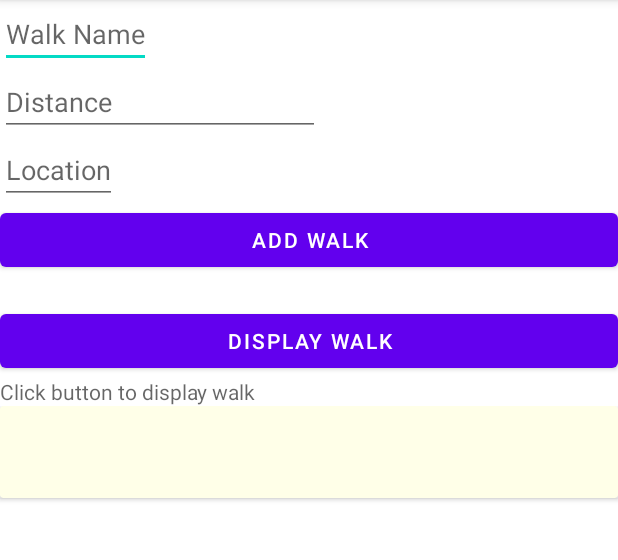
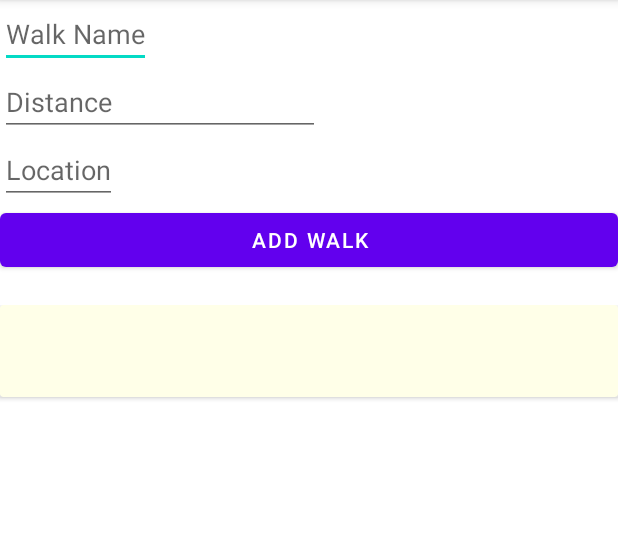
Before and after one commit to blondeni1981/highsteppers, an Android app: the MainActivity screen opened directly, with no data from a screen before it, after a tap on "ADD WALK", on a phone screen of 412 x 824 dp, the part 84-644 px from its top. Run offline under Robolectric (Android 15) with nearby library versions, the light colour scheme and no system bars; our stand-ins replace Firebase (no records; nobody signed in at launch, a user with empty details on screens opened directly).

Commit message:
More Comments, eliminated unused testing statements. Replaced hard-coded Neil Walks in FireStore connection with userWalk variable that CRUDs to the logged in user.

```diff
--- a/app/src/main/java/com/hfad/firebaselogin/activities/MainActivity.kt
+++ b/app/src/main/java/com/hfad/firebaselogin/activities/MainActivity.kt
@@ -4,40 +4,37 @@ package com.hfad.firebaselogin.activities
 import android.content.Intent
 import androidx.appcompat.app.AppCompatActivity
 import android.os.Bundle
-import android.os.Parcelable
-import android.provider.SyncStateContract
 import android.util.Log
-import android.view.View
 import android.widget.Toast
 import androidx.recyclerview.widget.ItemTouchHelper
 import androidx.recyclerview.widget.LinearLayoutManager
 import androidx.recyclerview.widget.RecyclerView
-import com.google.android.material.internal.ContextUtils.getActivity
-import com.google.api.Distribution
 import com.google.firebase.auth.FirebaseAuth
 import com.google.firebase.firestore.*
-import com.google.firebase.firestore.auth.User
 
 import com.google.firebase.firestore.ktx.firestore
 import com.google.firebase.firestore.ktx.toObject
 import com.google.firebase.ktx.Firebase
 import com.hfad.firebaselogin.R
-import com.hfad.firebaselogin.firebase.FirestoreClass
 import com.hfad.firebaselogin.models.Walk
 import com.hfad.firebaselogin.utils.Constants
 import kotlinx.android.synthetic.main.activity_main.*
-import java.time.LocalDateTime
-import java.time.LocalDateTime.now
 import java.util.*
 import kotlin.collections.ArrayList
 
 class MainActivity : AppCompatActivity() {
-    val db = Firebase.firestore
-    var CollectionReference = db.collection(Constants.USERS)
+
+    val db = Firebase.firestore //Instantiate an instance of a FireStore
+    var CollectionReference = db.collection(Constants.USERS) //Points to the users collection
     private lateinit var someHolder: String
     private lateinit var auth: FirebaseAuth
-    val a = FirebaseAuth.getInstance().currentUser!!.uid
+    val loggedInUser = FirebaseAuth.getInstance().currentUser!!.uid //get the currently logged in userID
+    //variable for the user SubCollection walks, making sure it links up with the currently logged in User
+    var userWalks=FirebaseAuth.getInstance().currentUser!!.email+" Walks"
+    //DisplayWalks goes up to FireStore to get the User's Walks, return it in an ArrayList
     var myWalks = DisplayWalks()
+    //Create an instance of WalksAdapter, pass in ArrayList & a CallBack function, for itemClick Events
+    //The WalksAdapter is the RecyclerView Adapter, its the engine that powers the RecyclerView
     private val adapter = WalksAdapter(myWalks) { partItem: Walk ->
         partItemClicked(
                 partItem
@@ -48,28 +45,28 @@ class MainActivity : AppCompatActivity() {
         super.onCreate(savedInstanceState)
         setContentView(R.layout.activity_main)
 
+        //Pointing to RV in XML, then attaching the RV adapter from WalksAdapter class to it
         recyclerView.adapter = adapter
+        //Choosing which layout manager we want, grid/linear
         recyclerView.layoutManager = LinearLayoutManager(this@MainActivity)
 
-        val a = FirebaseAuth.getInstance().currentUser!!.uid
-        auth = FirebaseAuth.getInstance()
-        val query = db.collection(Constants.USERS).document(a)
-        query.get().addOnSuccessListener { document ->
-            if (document != null) {
-                Log.d("Found It", "Document Data: ${document.data}")
-                displayGet.text = document.getString("name")
-            } else {
-                Log.d("Didn't get it", "Failed to get document")
-            }
-        }
+//      Below was a read from FireStore for testing purposes
+
+//        val query = db.collection(Constants.USERS).document(a)
+//        query.get().addOnSuccessListener { document ->
+//            if (document != null) {
+//                Log.d("Found It", "Document Data: ${document.data}")
+//                displayGet.text = document.getString("name")
+//            } else {
+//                Log.d("Didn't get it", "Failed to get document")
+//            }
+//        }
+
+        //Button that calls addWalk when clicked
         buttonDatePicker.setOnClickListener {
-
             addWalk()
         }
-        buttonDisplay.setOnClickListener {
-            DisplayWalks()
-        }
-
+        //THIS IS FOR SWIPE TO DELETE
         //ItemTouchHelper(ITH) is a companion class to RecyclerView, must provide an ITH Callback
         //object which dictates the types of touches to respond to and what to do in each case
         val itemTouchHelperCallback = object : ItemTouchHelper.SimpleCallback(0, ItemTouchHelper.LEFT or ItemTouchHelper.RIGHT) {
@@ -79,23 +76,19 @@ class MainActivity : AppCompatActivity() {
             }
 
             override fun onSwiped(viewHolder: RecyclerView.ViewHolder, direction: Int) {
+                //Calls method in WalksAdapter passing the view that  was swiped (to be deleted)
                 var deleted = adapter.removeItem(viewHolder)
                 Log.d("Walk Deleted", "$deleted")
-                deleteWalk(deleted)
+                //The walk is now deleted from  local ArrayList, now it must be deleted from FireStore
+                deleteWalk(deleted) //passing the deleted walkID to FireStore so it knows what to delete
             }
 
         }
+        //Create a variable of type ITH, must pass in the SimpleCall back object we created above
         val itemTouchHelper = ItemTouchHelper(itemTouchHelperCallback)
+        //Attach the the ITH variable to our RecyclerView
         itemTouchHelper.attachToRecyclerView(recyclerView)
-//        recyclerView.apply {
-//            //DisplayWalks()
-//            layoutManager = LinearLayoutManager(this@MainActivity)
-//            adapter =  WalksAdapter(myWalks) {partItem:Walk ->
-//                partItemClicked(
-//                        partItem
-//                )
-//            }
-//        }
+
 
     }
 
@@ -106,36 +99,40 @@ class MainActivity : AppCompatActivity() {
 
         //Create a new Intent and pass it Display Activity, putExtra adds the walk
         val intent = Intent(this, WalkViewActivity::class.java)
+        //Parceable must be included in the model (Walk.kt) to allow the serialization of objects
+        //to be passed from one activity to another in Intents
         intent.putExtra("DISPLAY_WALK", oneWalk)
         startActivity(intent)
     }
 
-    private fun addWalk() {
 
-        var newWalkTwo = Walk()
+    private fun addWalk() { //Adds a new walk to FireStore and the local ArrayList
+
+        val newWalkTwo = Walk()
         newWalkTwo.WalkName = tvWalkName.text.toString()
         newWalkTwo.WalkLocation = tvWalkLocation.text.toString()
         newWalkTwo.WalkDistance = tvWalkDistance.text.toString()
         //Arbitrary WalkID, going to change it anyway with UpdateWalkID, match the field with the
         //DocumentID
         newWalkTwo.WalkID = "a"
+
         //Add the Walk to the ArrayList in the first position
         myWalks.add(0, newWalkTwo)
         adapter.notifyItemInserted(0)
 
         //Add the Walk to FireStore
-        CollectionReference.document(a)
-                .collection("Neil Walks").add(newWalkTwo)
+        CollectionReference.document(loggedInUser)
+                //Neil's Walks is a SubCollection in FireStore, containing all of the walks
+
+                .collection(userWalks!!).add(newWalkTwo)
                 .addOnSuccessListener { b ->
                     if (b != null) {
                         //Getting the newly created DocID back, storing it in a temp variable
                         someHolder = b.id
                         //Rename the WalkID Field to the DocumentID
-                        UpdateWalkId(someHolder)
-                        myWalks[0].WalkID=someHolder
+                        UpdateWalkId(someHolder) //Call function to change WalkID field of this Walk
+                        myWalks[0].WalkID=someHolder //Change WalkID in the local ArrayList
                         Log.d("GettingId", someHolder)
-
-
                     }
                 }.addOnFailureListener { e ->
                     Log.e("No ID", "Error Writing Document", e)
@@ -144,11 +141,11 @@ class MainActivity : AppCompatActivity() {
 
     }
 
-    //Renaming WalkID to match the FireStore Document ID, which makes it much easier to
+    //This Function renames WalkID in a Walk to match the FireStore Document ID, which makes it much easier to
     //modify or delete walks later.
-    private fun UpdateWalkId(id: String) {
-        CollectionReference.document(a)
-                .collection("Neil Walks")
+    private fun UpdateWalkId(id: String) { //id parameter is the documentID for the Walk's WalkID we are changing
+        CollectionReference.document(loggedInUser)
+                .collection(userWalks!!)
                 .document((id)).update("walkID", id)
                 .addOnSuccessListener { success ->
                     Log.d("Update Worked", "Document updated")
@@ -158,29 +155,27 @@ class MainActivity : AppCompatActivity() {
     }
 
     private fun deleteWalk(deletedWalkID: String) {
-        CollectionReference.document(a)
-                .collection("Neil Walks")
+        CollectionReference.document(loggedInUser)
+                .collection(userWalks!!)
                 .document(deletedWalkID).delete()
-        DisplayWalks()
+        DisplayWalks() //Get a fresh copy of the Walk ArrayList from FireStore
     }
 
+    //Function gets all the walks for one user from FireStore and returns it in an ArrayList
     private fun DisplayWalks(): ArrayList<Walk> {
         val myWalks = ArrayList<Walk>()
-        val a = FirebaseAuth.getInstance().currentUser!!.uid
-        CollectionReference.document(a)
-                .collection("Neil Walks").get()
-                .addOnSuccessListener { b ->
+        //val a = FirebaseAuth.getInstance().currentUser!!.uid
+        CollectionReference.document(loggedInUser)
+                .collection(userWalks!!).get()
+                .addOnSuccessListener { b -> //A QuerySnapShot, holds the returned Query Result
                     if (b != null) {
-
-                        for (c in b.documents) {
-                            var name = c.toObject<Walk>()
-                            Log.d("Found It", "Document Data: $name and $b")
-                            if (name != null) {
-                                myWalks.add(name)
+                        for (c in b.documents) { //turn each walk into an Object of type Walk
+                            var oneUserWalk = c.toObject<Walk>() //
+                            Log.d("Found It", "Document Data: $oneUserWalk and $b")
+                            if (oneUserWalk != null) {
+                                myWalks.add(oneUserWalk) //Add one walk to the ArrayList
                             }
                         }
-
-                        //displayWalk.text=document.documents.toString()
 
                     } else {
                         Log.d("Didn't get it", "Failed to get document")
@@ -208,3 +203,13 @@ class MainActivity : AppCompatActivity() {
 //        var militaryTime = rightNow.get(Calendar.HOUR_OF_DAY)
 //        Toast.makeText(this, "day-$day, month is $month, year is $year,military time is:$militaryTime ", Toast.LENGTH_LONG).show()
 //    }
+
+//recyclerView.apply {
+//            //DisplayWalks()
+//            layoutManager = LinearLayoutManager(this@MainActivity)
+//            adapter =  WalksAdapter(myWalks) {partItem:Walk ->
+//                partItemClicked(
+//                        partItem
+//                )
+//            }
+//        }
--- a/app/src/main/java/com/hfad/firebaselogin/models/Walk.kt
+++ b/app/src/main/java/com/hfad/firebaselogin/models/Walk.kt
@@ -3,7 +3,7 @@ package com.hfad.firebaselogin.models
 import java.time.LocalDateTime
 import android.os.Parcel
 import android.os.Parcelable
-
+//Model class for Walks
 data class Walk(
         var WalkID:String= "",
         var WalkName:String? ="",
--- a/app/src/main/res/layout/activity_main.xml
+++ b/app/src/main/res/layout/activity_main.xml
@@ -37,20 +37,8 @@
     <TextView
         android:id="@+id/displayGet"
         android:layout_width="match_parent"
-        android:layout_height="wrap_content"
+        android:layout_height="wrap_content" />
 
-        />
-    <Button
-        android:id="@+id/buttonDisplay"
-        android:layout_width="match_parent"
-        android:layout_height="wrap_content"
-        android:text="Display Walk"/>
-
-    <TextView
-        android:id="@+id/displayWalk"
-        android:layout_width="match_parent"
-        android:layout_height="wrap_content"
-        android:hint="Click button to display walk"/>
 
     <androidx.recyclerview.widget.RecyclerView
         android:id="@+id/recyclerView"
```
